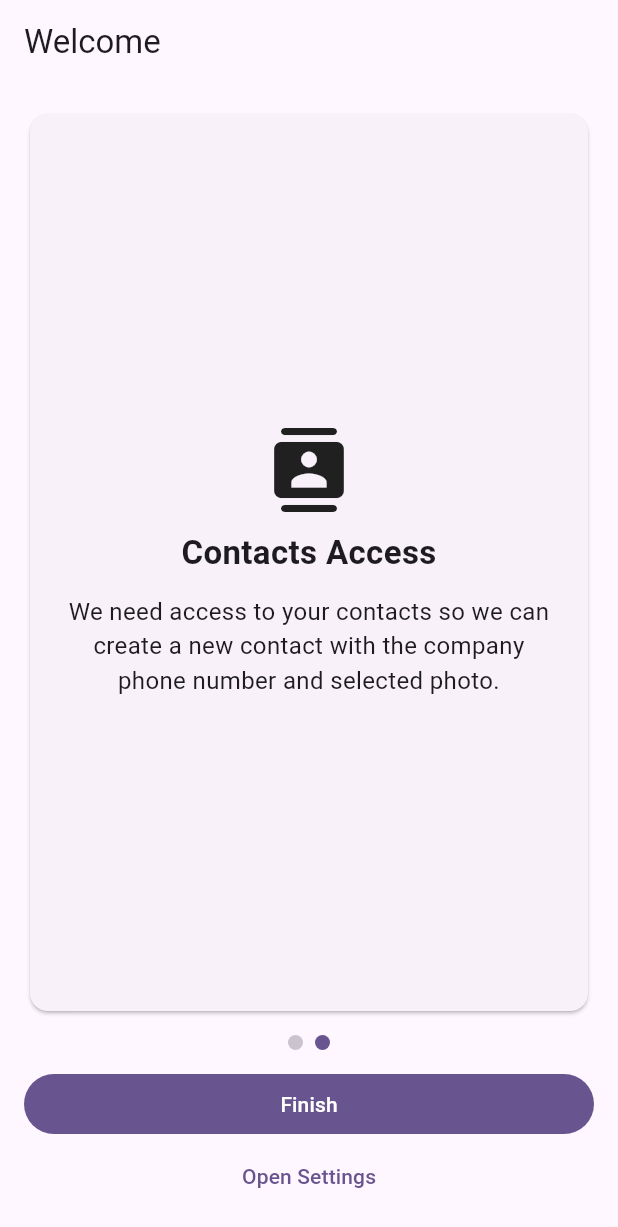
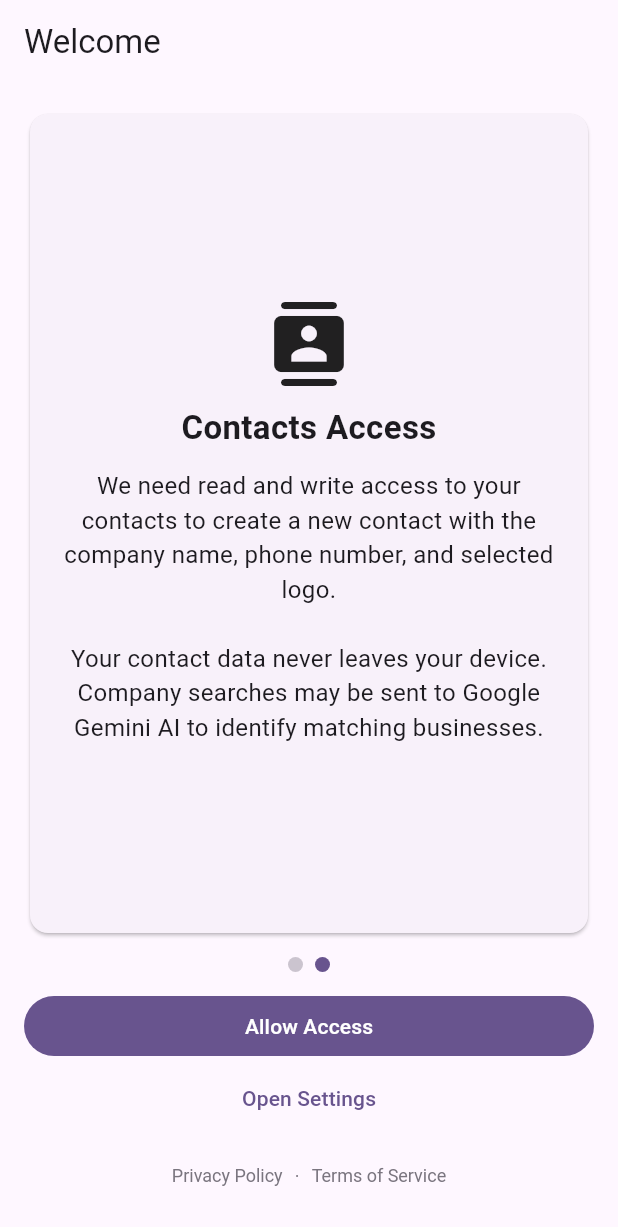
Before and after one commit to kydav/contact_photos, a Flutter app: the screen it shows after launch, swiped to page 2, on a phone screen of 412 x 824 dp. Shown: the top 1227 px of the screen. Run offline on Flutter 3.47's test engine with Material 3 defaults, Android fonts, the phone set to English and light mode, and no system bars; our stand-ins replace firebase_ai, firebase_core, flutter_contacts, flutter_hooks, image_cropper, image_picker and 2 more; missing offline and left inert: liquid_glass_widgets; accounts and stored records are empty.

Commit message:
feat: add in-app privacy disclosure and legal links to intro (#8)
- Update contacts permission slide to explicitly state that contact data
  never leaves the device and that company searches may be sent to
  Google Gemini AI
- Add _PrivacyFooter widget to intro screen linking to
  auaha.app/privacy and auaha.app/terms via url_launcher
- Rename 'Finish' button to 'Allow Access' on the permission slide for
  clearer intent

Co-Authored-By: Claude Sonnet 4.6 <noreply@anthropic.com>

```diff
--- a/lib/screens/intro_carousel_screen.dart
+++ b/lib/screens/intro_carousel_screen.dart
@@ -4,6 +4,7 @@ import 'package:contact_photos/services/contacts_service.dart';
 import 'package:flutter/material.dart';
 import 'package:flutter_hooks/flutter_hooks.dart';
 import 'package:permission_handler/permission_handler.dart';
+import 'package:url_launcher/url_launcher.dart';
 
 typedef IntroFinishedCallback = Future<void> Function();
 
@@ -88,7 +89,7 @@ class IntroCarouselScreen extends HookWidget {
                   _IntroSlide(
                     title: 'Contacts Access',
                     body:
-                        'We need access to your contacts so we can create a new contact with the company phone number and selected photo.',
+                        'We need read and write access to your contacts to create a new contact with the company name, phone number, and selected logo.\n\nYour contact data never leaves your device. Company searches may be sent to Google Gemini AI to identify matching businesses.',
                     icon: Icons.contacts_rounded,
                   ),
                 ],
@@ -123,7 +124,7 @@ class IntroCarouselScreen extends HookWidget {
             ],
             FilledButton(
               onPressed: isRequestingPermission.value ? null : handleNext,
-              child: Text(currentPage.value == 0 ? 'Next' : 'Finish'),
+              child: Text(currentPage.value == 0 ? 'Next' : 'Allow Access'),
             ),
             if (currentPage.value == 1) ...[
               TextButton(
@@ -131,9 +132,51 @@ class IntroCarouselScreen extends HookWidget {
                 child: const Text('Open Settings'),
               ),
             ],
+            const SizedBox(height: 4),
+            const _PrivacyFooter(),
           ],
         ),
       ),
+    );
+  }
+}
+
+class _PrivacyFooter extends StatelessWidget {
+  const _PrivacyFooter();
+
+  Future<void> _open(String url) async {
+    final uri = Uri.parse(url);
+    if (await canLaunchUrl(uri)) {
+      await launchUrl(uri, mode: LaunchMode.externalApplication);
+    }
+  }
+
+  @override
+  Widget build(BuildContext context) {
+    final muted = Theme.of(context).colorScheme.outline;
+    return Row(
+      mainAxisAlignment: MainAxisAlignment.center,
+      children: [
+        TextButton(
+          style: TextButton.styleFrom(
+            foregroundColor: muted,
+            textStyle: const TextStyle(fontSize: 12),
+            padding: const EdgeInsets.symmetric(horizontal: 8),
+          ),
+          onPressed: () => unawaited(_open('https://auaha.app/privacy')),
+          child: const Text('Privacy Policy'),
+        ),
+        Text('·', style: TextStyle(color: muted, fontSize: 12)),
+        TextButton(
+          style: TextButton.styleFrom(
+            foregroundColor: muted,
+            textStyle: const TextStyle(fontSize: 12),
+            padding: const EdgeInsets.symmetric(horizontal: 8),
+          ),
+          onPressed: () => unawaited(_open('https://auaha.app/terms')),
+          child: const Text('Terms of Service'),
+        ),
+      ],
     );
   }
 }
```
